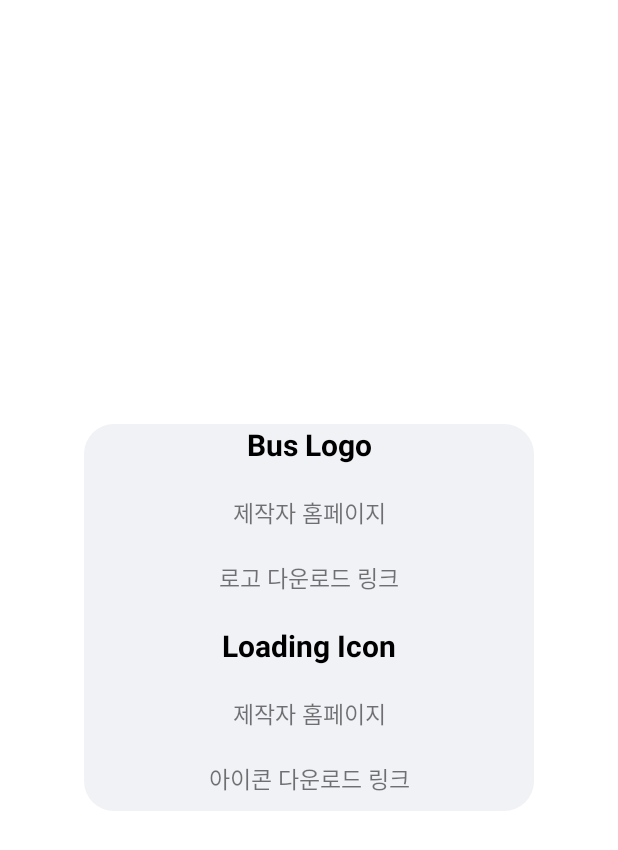
After one commit to kansuki20/BusStopApp, an Android app: the layout dialog_produce.xml on its own in the app's theme, with its tools: preview values and no code run, on a phone screen of 412 x 824 dp. The commit adds this screen. Shown: the top 850 px of the screen. Run offline under Robolectric (Android 15) with nearby library versions, the phone set to English and light mode, and no system bars.

Commit message:
Add [MainActivity(ImageView) - 로딩 아이콘, 앱 로고 소스 제공자 공지]

```diff
--- a/app/src/main/res/layout/activity_bus_stop_info.xml
+++ b/app/src/main/res/layout/activity_bus_stop_info.xml
@@ -47,7 +47,7 @@
             android:layout_width="match_parent"
             android:layout_height="match_parent"
             android:layout_margin="20dp"
-            android:background="@drawable/round_linear">
+            android:background="@drawable/round_linear_dialog">
             <androidx.swiperefreshlayout.widget.SwipeRefreshLayout
                 android:id="@+id/refresh_layout"
                 android:layout_width="match_parent"
--- a/app/src/main/res/layout/activity_main.xml
+++ b/app/src/main/res/layout/activity_main.xml
@@ -19,6 +19,7 @@
             android:gravity="center_vertical"
             android:completionThreshold="2"/>
         <ImageView
+            android:id="@+id/bus_logo_iv"
             android:layout_width="200dp"
             android:layout_height="200dp"
             android:layout_gravity="center"
--- /dev/null
+++ b/app/src/main/res/layout/dialog_produce.xml
@@ -0,0 +1,62 @@
+<?xml version="1.0" encoding="utf-8"?>
+<LinearLayout xmlns:android="http://schemas.android.com/apk/res/android"
+    android:layout_width="300dp"
+    android:layout_height="wrap_content"
+    android:layout_gravity="center"
+    android:orientation="vertical"
+    android:background="@drawable/round_linear_dialog">
+    <TextView
+        android:layout_width="match_parent"
+        android:layout_height="wrap_content"
+        android:text="Bus Logo"
+        android:textSize="20dp"
+        android:textStyle="bold"
+        android:textColor="@color/black"
+        android:gravity="center"
+        android:layout_marginBottom="10dp"/>
+    <TextView
+        android:id="@+id/bus_logo_producer_tv"
+        android:layout_width="match_parent"
+        android:layout_height="wrap_content"
+        android:text="제작자 홈페이지"
+        android:textSize="15dp"
+        android:gravity="center"
+        android:layout_margin="10dp"/>
+    <TextView
+        android:id="@+id/bus_logo_download_tv"
+        android:layout_width="match_parent"
+        android:layout_height="wrap_content"
+        android:text="로고 다운로드 링크"
+        android:textSize="15dp"
+        android:gravity="center"
+        android:layout_margin="10dp"/>
+    <TextView
+        android:layout_width="match_parent"
+        android:layout_height="wrap_content"
+        android:text="Loading Icon"
+        android:textSize="20dp"
+        android:textStyle="bold"
+        android:textColor="@color/black"
+        android:gravity="center"
+        android:layout_marginTop="10dp"
+        android:layout_marginBottom="10dp"/>
+    <TextView
+        android:id="@+id/loading_icon_producer_tv"
+        android:layout_width="match_parent"
+        android:layout_height="wrap_content"
+        android:text="제작자 홈페이지"
+        android:textSize="15dp"
+        android:gravity="center"
+        android:layout_margin="10dp"/>
+    <TextView
+        android:id="@+id/loading_icon_download_tv"
+        android:layout_width="match_parent"
+        android:layout_height="wrap_content"
+        android:text="아이콘 다운로드 링크"
+        android:textSize="15dp"
+        android:gravity="center"
+        android:layout_margin="10dp"/>
+
+
+
+</LinearLayout>
```
Also changed, not shown: app/src/main/java/com/example/busapp/MainActivity.java (+14 -0 lines), app/src/main/java/com/example/busapp/logic/LogoAndIconClickListener.java (added, +19 -0 lines), app/src/main/java/com/example/busapp/logic/LogoAndIconDialog.java (added, +31 -0 lines), app/src/main/res/drawable/round_linear_dialog.xml (renamed from app/src/main/res/drawable/round_linear.xml).
